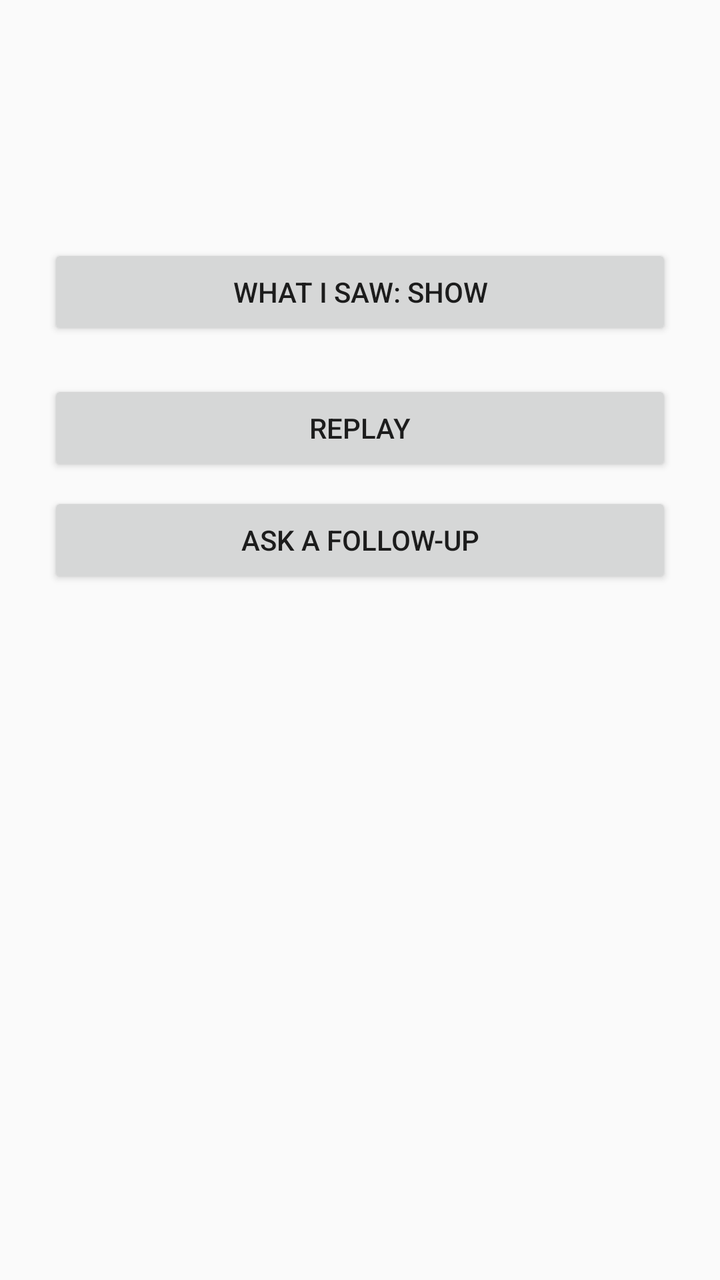
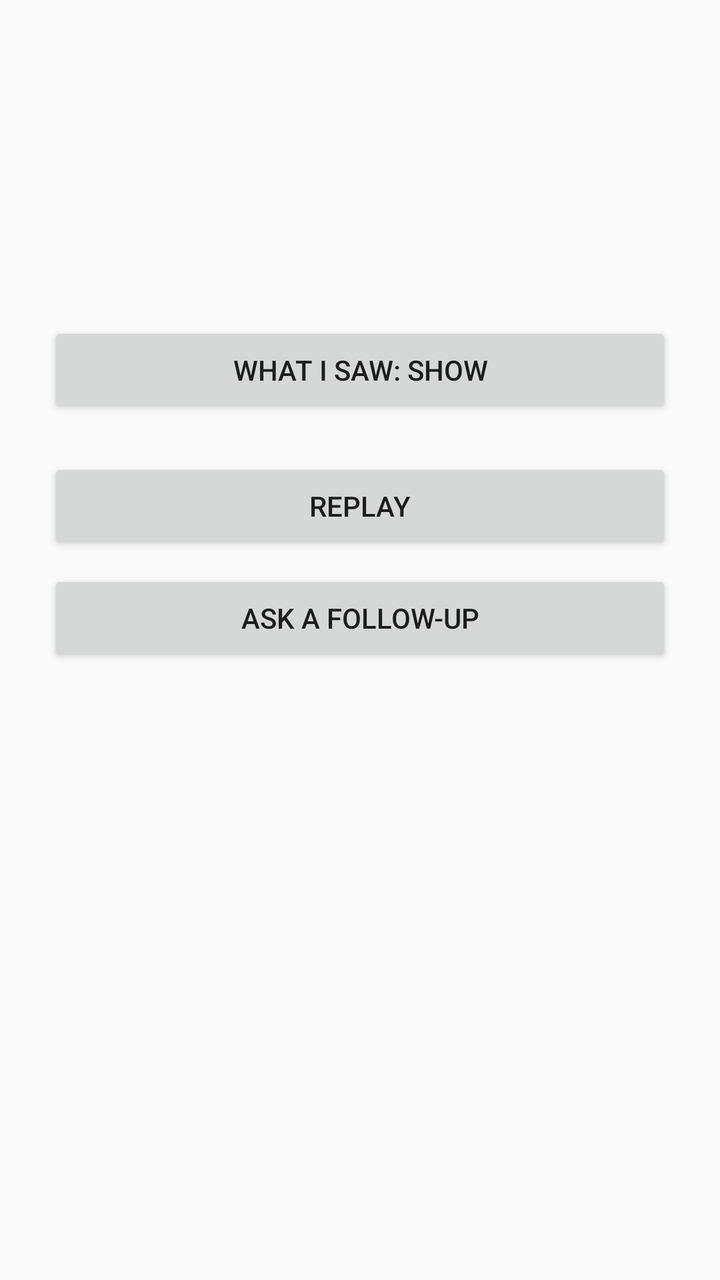

Screens rendered from an Android XML layout before and after an edit, with the pre-edit source and the edit as a unified diff.
<!-- AndroidManifest.xml: application theme Theme.Alumbra -->
<!-- res/layout/activity_answer.xml -->
<?xml version="1.0" encoding="utf-8"?>
<ScrollView xmlns:android="http://schemas.android.com/apk/res/android"
    android:layout_width="match_parent"
    android:layout_height="match_parent"
    android:fillViewport="true">

    <LinearLayout
        android:layout_width="match_parent"
        android:layout_height="wrap_content"
        android:orientation="vertical"
        android:padding="24dp">

        <TextView
            android:id="@+id/answer_status"
            android:layout_width="match_parent"
            android:layout_height="wrap_content"
            android:accessibilityLiveRegion="polite"
            android:contentDescription="@string/answer_status_description"
            android:textSize="20sp" />

        <TextView
            android:id="@+id/answer_text"
            android:layout_width="match_parent"
            android:layout_height="wrap_content"
            android:layout_marginTop="16dp"
            android:textSize="26sp" />

        <Button
            android:id="@+id/what_i_saw_button"
            android:layout_width="match_parent"
            android:layout_height="wrap_content"
            android:layout_marginTop="20dp"
            android:contentDescription="@string/what_i_saw_description"
            android:text="@string/what_i_saw_show" />

        <LinearLayout
            android:id="@+id/what_i_saw_list"
            android:layout_width="match_parent"
            android:layout_height="wrap_content"
            android:orientation="vertical"
            android:visibility="gone" />

        <Button
            android:id="@+id/answer_replay_button"
            android:layout_width="match_parent"
            android:layout_height="wrap_content"
            android:layout_marginTop="20dp"
            android:contentDescription="@string/replay_description"
            android:text="@string/replay_label" />

        <Button
            android:id="@+id/follow_up_button"
            android:layout_width="match_parent"
            android:layout_height="wrap_content"
            android:layout_marginTop="8dp"
            android:layout_marginBottom="16dp"
            android:contentDescription="@string/follow_up_description"
            android:text="@string/follow_up_label" />

    </LinearLayout>
</ScrollView>
<!-- resources referenced by this layout -->
<resources>
  <string name="answer_status_description">Answer status</string>
  <string name="follow_up_description">Ask a follow-up question</string>
  <string name="follow_up_label">Ask a follow-up</string>
  <string name="replay_description">Replay the last answer</string>
  <string name="replay_label">Replay</string>
  <string name="what_i_saw_description">What I saw, expandable details</string>
  <string name="what_i_saw_show">What I saw: show</string>
  <style name="Theme.Alumbra" parent="Theme.AppCompat.DayNight.NoActionBar">
          <item name="warningTextColor">#B26A00</item>
      </style>
</resources>

<!-- the commit's change to res/layout/activity_answer.xml (unified diff, before → after) -->
@@ -19,10 +19,18 @@
             android:textSize="20sp" />
 
         <TextView
+            android:id="@+id/question_text"
+            android:layout_width="match_parent"
+            android:layout_height="wrap_content"
+            android:layout_marginTop="16dp"
+            android:contentDescription="@string/question_asked_description"
+            android:textSize="20sp" />
+
+        <TextView
             android:id="@+id/answer_text"
             android:layout_width="match_parent"
             android:layout_height="wrap_content"
-            android:layout_marginTop="16dp"
+            android:layout_marginTop="12dp"
             android:textSize="26sp" />
 
         <Button
<!-- resource entries referenced after the edit -->
@@ -3,6 +3,7 @@
   <string name="answer_status_description">Answer status</string>
   <string name="follow_up_description">Ask a follow-up question</string>
   <string name="follow_up_label">Ask a follow-up</string>
+  <string name="question_asked_description">The question that was answered</string>
   <string name="replay_description">Replay the last answer</string>
   <string name="replay_label">Replay</string>
   <string name="what_i_saw_description">What I saw, expandable details</string>
